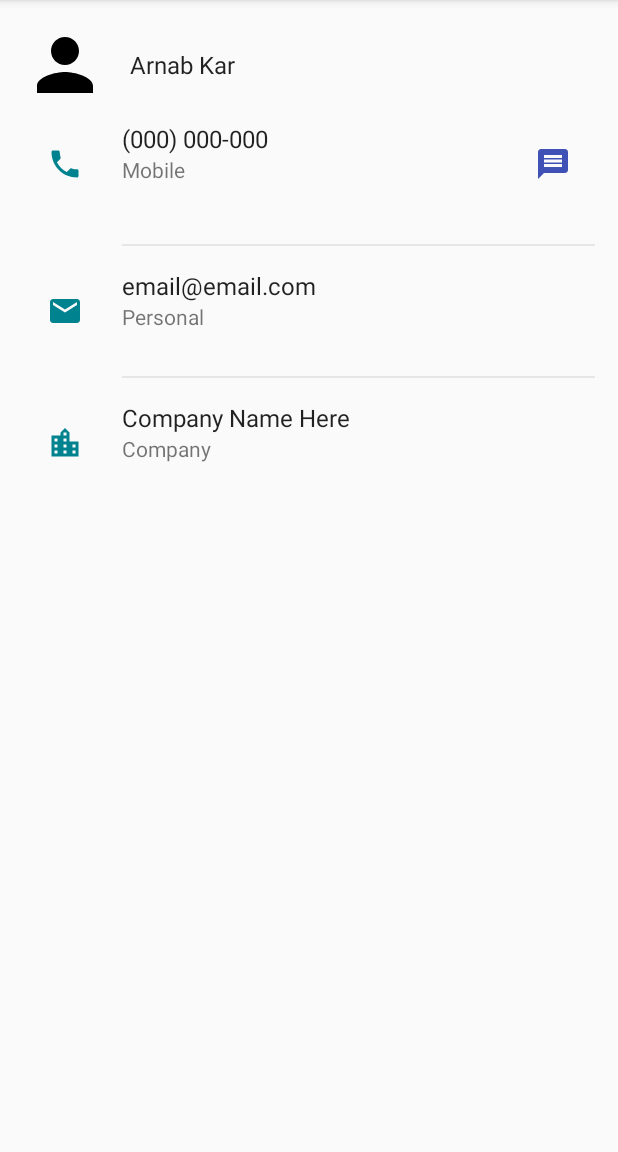
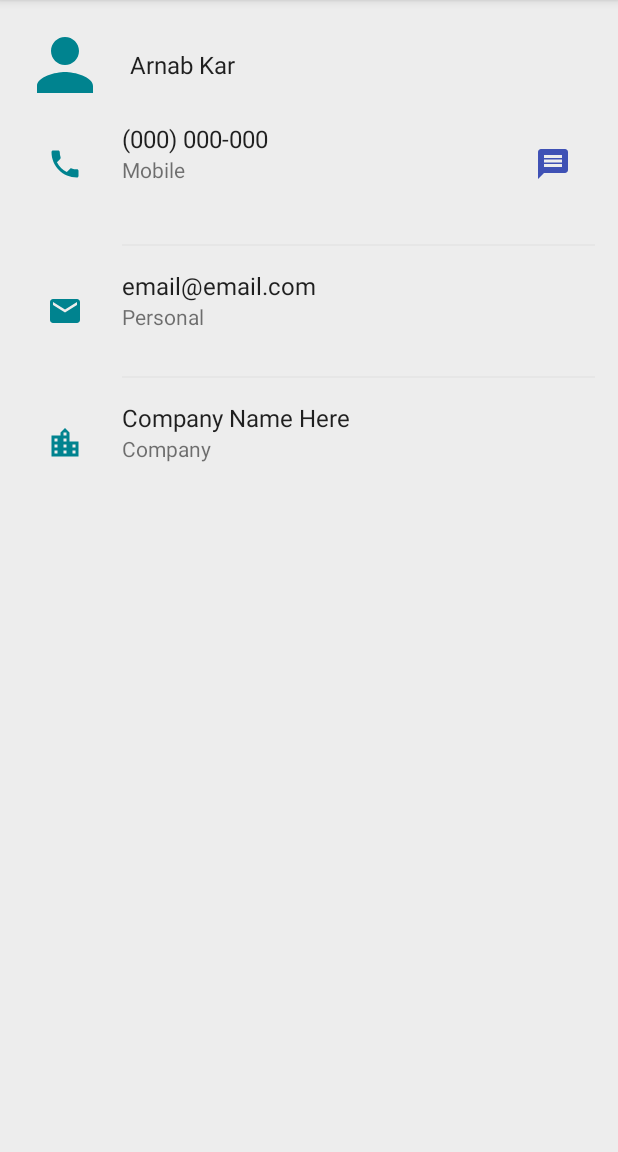
Before and after one commit to kararnab/contactApp, an Android app: the layout fragment_contact_view.xml on its own in the app's theme, with its tools: preview values and no code run, on a phone screen of 412 x 824 dp, the part 84-1236 px from its top. Run offline under Robolectric (Android 15) with nearby library versions, the phone set to English and light mode, and no system bars.

Commit message:
Fixed Dark Mode glitches

```diff
--- a/app/src/main/java/com/kararnab/contacts/v2/ui/ContactViewFragment.kt
+++ b/app/src/main/java/com/kararnab/contacts/v2/ui/ContactViewFragment.kt
@@ -15,6 +15,7 @@ import com.google.android.material.bottomsheet.BottomSheetBehavior
 import com.google.android.material.bottomsheet.BottomSheetDialog
 import com.google.android.material.bottomsheet.BottomSheetDialogFragment
 import com.kararnab.contacts.R
+import com.kararnab.contacts.UiUtils
 import com.kararnab.contacts.UiUtils.callPhoneNumber
 import com.kararnab.contacts.UiUtils.checkCallPermission
 import com.kararnab.contacts.UiUtils.requestCallPermission
@@ -134,12 +135,14 @@ class ContactViewFragment: BottomSheetDialogFragment() {
     }
 
     private fun hideAppBar(view: View) {
+        //UiUtils.collapse(view)
         val params = view.layoutParams
         params.height = 0
         view.layoutParams = params
     }
 
     private fun showView(view: View, size: Int) {
+        //UiUtils.expand(view)
         val params = view.layoutParams
         params.height = size
         view.layoutParams = params
--- a/app/src/main/res/layout/contact_item.xml
+++ b/app/src/main/res/layout/contact_item.xml
@@ -21,7 +21,7 @@
 
         <androidx.cardview.widget.CardView
             android:id="@+id/contactCircle"
-            app:cardBackgroundColor="#ff9019"
+            computeCardBackgroundColor="@{contact.name}"
             app:cardCornerRadius="16dp"
             android:layout_width="32dp"
             android:layout_height="32dp">
@@ -35,7 +35,7 @@
                     android:id="@+id/contactInitials"
                     android:gravity="center"
                     android:textColor="#fff"
-                    android:text=""
+                    initialsText="@{contact.name}"
                     android:layout_width="match_parent"
                     android:layout_height="match_parent" />
 
--- a/app/src/main/res/layout/fragment_contact_view.xml
+++ b/app/src/main/res/layout/fragment_contact_view.xml
@@ -19,7 +19,7 @@
                 android:id="@+id/appBarLayout"
                 android:layout_width="match_parent"
                 android:layout_height="?attr/actionBarSize"
-                android:background="@color/colorAccent">
+                android:background="?attr/colorAccent">
 
                 <LinearLayout
                     android:layout_width="match_parent"
@@ -74,6 +74,7 @@
                     android:layout_width="match_parent"
                     android:layout_height="wrap_content"
                     android:orientation="vertical"
+                    android:background="?attr/pageBackground"
                     android:padding="15dp">
                     <LinearLayout
                         android:id="@+id/profileLayout"
@@ -86,6 +87,7 @@
                             android:id="@+id/userImage"
                             android:layout_width="?attr/actionBarSize"
                             android:layout_height="?attr/actionBarSize"
+                            app:tint="?attr/colorAccent"
                             android:src="@drawable/ic_person_24dp" />
 
 
@@ -115,7 +117,7 @@
                             android:layout_height="?attr/actionBarSize"
                             android:background="?attr/selectableItemBackgroundBorderless"
                             android:src="@drawable/ic_phone_24dp"
-                            app:tint="@color/colorAccent"
+                            app:tint="?attr/colorAccent"
                             />
 
                         <LinearLayout
@@ -161,7 +163,7 @@
                                     android:layout_height="?attr/actionBarSize"
                                     android:background="?attr/selectableItemBackgroundBorderless"
                                     android:src="@drawable/ic_baseline_message_24"
-                                    app:tint="@color/colorPrimary" />
+                                    app:tint="?attr/colorPrimary" />
 
                             </LinearLayout>
 
@@ -240,7 +242,7 @@
                             android:layout_height="?attr/actionBarSize"
                             android:background="?attr/selectableItemBackgroundBorderless"
                             android:src="@drawable/ic_email_24dp"
-                            app:tint="@color/colorAccent" />
+                            app:tint="?attr/colorAccent" />
 
 
                         <LinearLayout
@@ -336,7 +338,7 @@
                             android:layout_height="?attr/actionBarSize"
                             android:background="?attr/selectableItemBackgroundBorderless"
                             android:src="@drawable/ic_location_city_24dp"
-                            app:tint="@color/colorAccent" />
+                            app:tint="?attr/colorAccent" />
 
 
                         <LinearLayout
```
Also changed, not shown: app/src/main/java/com/kararnab/contacts/v2/bindingadapters/ContactRowBinding.kt (+21 -0 lines).
